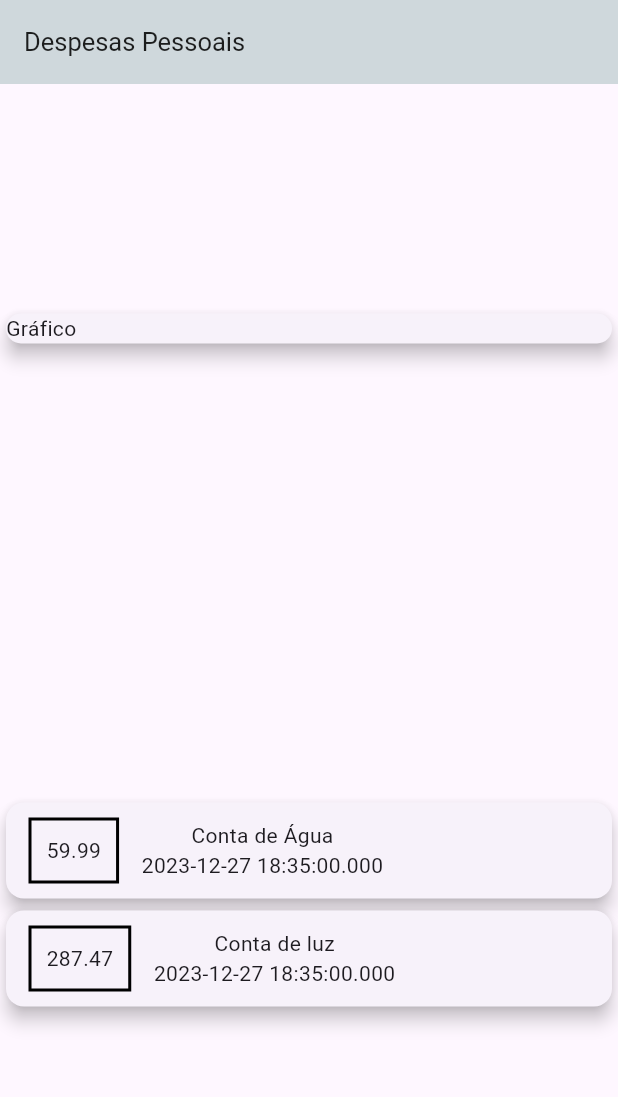
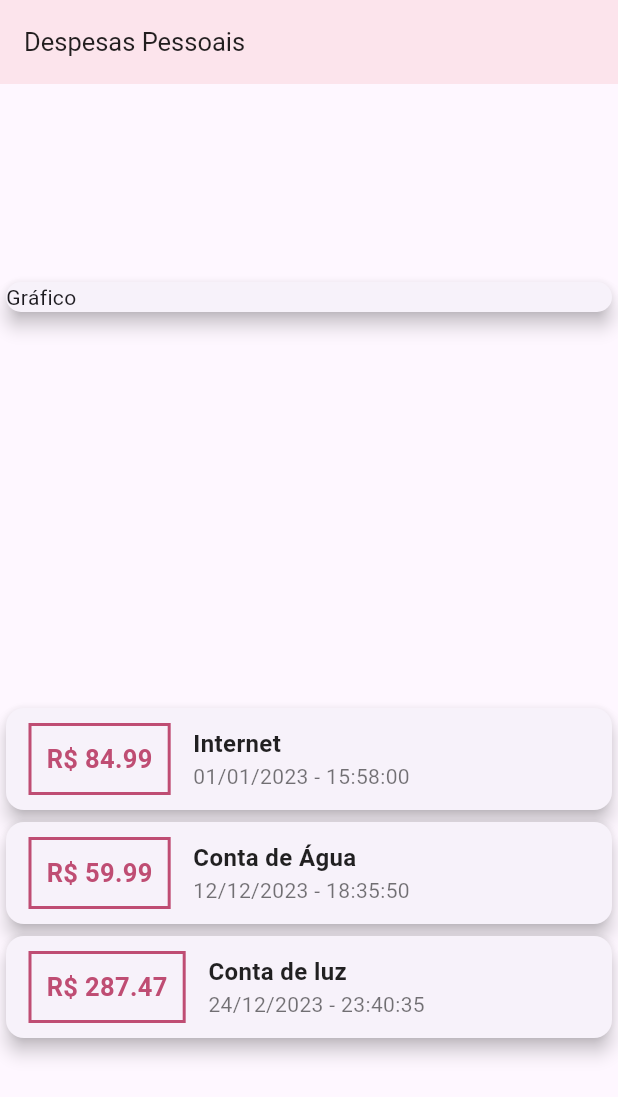
Before and after one commit to abelsalim/flutter, a Flutter app: the screen it shows after launch, on a phone screen of 412 x 824 dp. Shown: the top 1097 px of the screen. Run offline on Flutter 3.47's test engine with Material 3 defaults, Android fonts, the phone set to English and light mode, and no system bars.

Commit message:
[ADD] estilização de data, textos e cards

```diff
--- a/projetos/despesas_pessoais/lib/main.dart
+++ b/projetos/despesas_pessoais/lib/main.dart
@@ -1,5 +1,6 @@
 import 'package:flutter/material.dart';
 import './models/tansaction.dart';
+import 'package:intl/intl.dart';
 
 void main() => runApp(const ExpenseApp());
 
@@ -16,15 +17,21 @@ class MyHomePage extends StatelessWidget {
   final _transactions = [
     Transaction(
       id: 't1',
-      title: 'Conta de Água',
-      value: 59.99,
-      date: DateTime(2023, 12, 27, 18, 35, 00),
+      title: 'Internet',
+      value: 84.99,
+      date: DateTime(2023, 1, 01, 15, 58, 00),
     ),
     Transaction(
       id: 't2',
+      title: 'Conta de Água',
+      value: 59.99,
+      date: DateTime(2023, 12, 12, 18, 35, 50),
+    ),
+    Transaction(
+      id: 't3',
       title: 'Conta de luz',
       value: 287.47,
-      date: DateTime(2023, 12, 27, 18, 35, 00),
+      date: DateTime(2023, 12, 24, 23, 40, 35),
     )
   ];
 
@@ -34,7 +41,7 @@ class MyHomePage extends StatelessWidget {
   Widget build(BuildContext context) {
     return Scaffold(
       appBar: AppBar(
-        backgroundColor: Colors.blueGrey[100],
+        backgroundColor: const Color.fromRGBO(252, 228, 236, 1),
         title: const Text(
           'Despesas Pessoais',
           style: TextStyle(
@@ -74,17 +81,36 @@ class MyHomePage extends StatelessWidget {
                             ),
                             decoration: BoxDecoration(
                               border: Border.all(
-                                color: Colors.black,
+                                color: const Color.fromRGBO(191, 77, 115, 1),
                                 width: 2,
                               ),
                             ),
                             padding: const EdgeInsets.all(10),
-                            child: Text(tr.value.toString()),
+                            child: Text(
+                              'R\$ ${tr.value.toStringAsFixed(2)}',
+                              style: const TextStyle(
+                                fontSize: 17,
+                                fontWeight: FontWeight.bold,
+                                color: Color.fromRGBO(191, 77, 115, 1),
+                              ),
+                            ),
                           ),
                           Column(
+                            crossAxisAlignment: CrossAxisAlignment.start,
                             children: [
-                              Text(tr.title.toString()),
-                              Text(tr.date.toString()),
+                              Text(
+                                tr.title.toString(),
+                                style: const TextStyle(
+                                    fontSize: 16,
+                                    fontWeight: FontWeight.bold,
+                                    color: Colors.black87),
+                              ),
+                              Text(
+                                DateFormat('dd/MM/y - H:m:ss').format(tr.date),
+                                style: const TextStyle(
+                                  color: Colors.black54,
+                                ),
+                              ),
                             ],
                           )
                         ],
```
